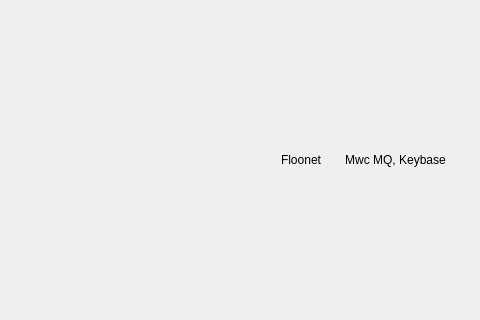
The window that core_desktop/mainwindow.ui (0xkobe/mwc-wallet) describes before a commit, drawn with Qt 5; both pictures show x 520 to 1000 and y 163 to 483 of the 1000 by 650 pixel window.
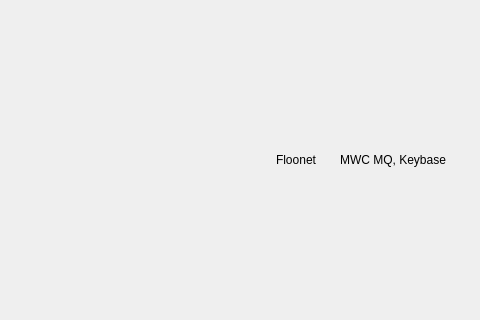
The same window after the commit. Icons and pictures are not drawn. Custom widgets are drawn as their Qt base class.

What changed in the file:
```diff
--- a/core_desktop/mainwindow.ui
+++ b/core_desktop/mainwindow.ui
@@ -245,7 +245,7 @@
               <string>Click here to view Listener settings.</string>
              </property>
              <property name="text">
-              <string>Mwc MQ, Keybase</string>
+              <string>MWC MQ, Keybase</string>
              </property>
              <property name="icon">
               <iconset>
```
Left out of the diff: 2 changed lines with no effect on the pictures.
